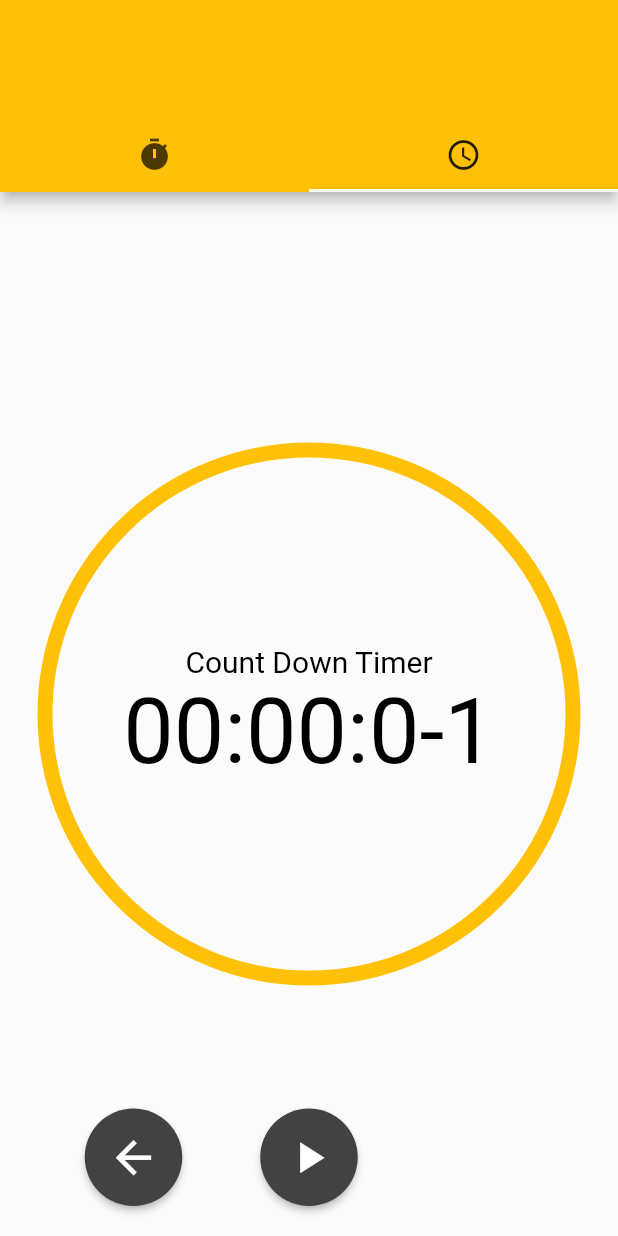
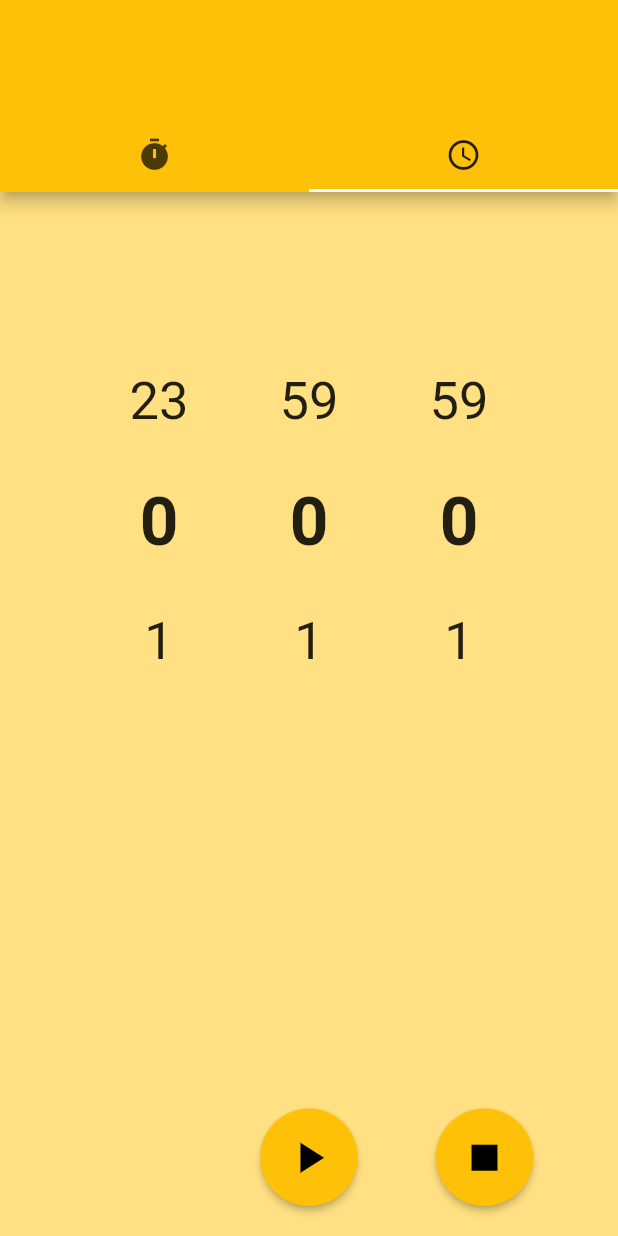
Before and after one commit to lionharrt/Stopwatch, a Flutter app: the screen it shows after launch, tab 2 chosen, after a tap on the "play arrow" icon, on a phone screen of 412 x 824 dp. Run offline on Flutter 3.47's test engine with Material 2 defaults, Android fonts, the phone set to English and light mode, and no system bars; drawn by our look-alikes of flutter_time_picker_spinner.

Commit message:
timer finished and styled

```diff
--- a/lib/stopwatch.dart
+++ b/lib/stopwatch.dart
@@ -33,12 +33,6 @@ class _StopWatchPageState extends State<StopWatchPage> {
     });
   }
 
-  // void printStopWatches() {
-  //   stopwatches.asMap().forEach((index, StopWatchWidget value) {
-  //     print('$index ${value.hashCode}');
-  //   });
-  // }
-
   void removeStopWatch(StopWatch stopwatch) {
     final int index = stopwatches.indexOf(stopwatch);
     setState(() {
@@ -54,7 +48,9 @@ class _StopWatchPageState extends State<StopWatchPage> {
 
   @override
   Widget build(BuildContext context) {
+    ThemeData themeData = Theme.of(context);
     return Scaffold(
+      backgroundColor: themeData.backgroundColor,
       body: Center(
           child: ListView.builder(
               padding: const EdgeInsets.only(
--- a/lib/timer.dart
+++ b/lib/timer.dart
@@ -14,9 +14,14 @@ class HourGlassTimerPage extends StatefulWidget {
 
 class _HourGlassTimerPageState extends State<HourGlassTimerPage>
     with TickerProviderStateMixin {
+  //-----------------Properties--------------------//
   AnimationController controller;
-  Duration duration = Duration();
+
+  Duration originalDuration = Duration();
+  Duration changingDuration = Duration();
+
   Timer timer;
+  Stopwatch nativeStopWatch;
 
   bool isStarted = false;
   bool isPaused = false;
@@ -29,96 +34,126 @@ class _HourGlassTimerPageState extends State<HourGlassTimerPage>
     super.initState();
     controller = AnimationController(
       vsync: this,
-      duration: Duration(seconds: 5),
+      duration: Duration(),
     );
   }
 
+  @override
+  void dispose() {
+    timer.cancel();
+    controller.dispose();
+    super.dispose();
+  }
+
   //-----------------Methods--------------------//
-  String formatNumber(int input) {
-    if (input <= 9) {
-      return "0$input";
-    } else if (input > 99 && input < 999) {
-      return "0$input".substring(1, 3);
-    } else if (input > 999) {
-      return "$input".substring(1, 3);
-    }
-    return "$input";
+  String formatTime() {
+    String hours = changingDuration.inHours < 10
+        ? '0${changingDuration.inHours}'
+        : '${changingDuration.inHours}';
+    String minutes = changingDuration.inMinutes % 60 < 10
+        ? '0${changingDuration.inMinutes % 60}'
+        : '${changingDuration.inMinutes % 60}';
+    String seconds = changingDuration.inSeconds % 60 < 10
+        ? '0${changingDuration.inSeconds % 60}'
+        : '${changingDuration.inSeconds % 60}';
+
+    print("$hours:$minutes:$seconds");
+    return "$hours:$minutes:$seconds";
   }
 
   void play() {
-    controller.duration = duration;
+    if (originalDuration.inSeconds >= 1) {
+      controller.duration = originalDuration;
+      // --- handle animation --- //
       if (controller.isAnimating)
         controller.stop();
       else {
         controller.reverse(
             from: controller.value == 0.0 ? 1.0 : controller.value);
       }
+      // --- handle time --- //
+      if (!isStarted) {
+        setState(() {
+          changingDuration = originalDuration;
+          isStarted = true;
+        });
+        _tick();
+      } else if (isPaused && !isFinished) {
+        setState(() {
+          isPaused = false;
+        });
+        nativeStopWatch.start();
+        _tick();
+      } else {
+        // pausing
+        setState(() {
+          nativeStopWatch.stop();
+          isPaused = true;
+        });
+        timer.cancel();
+      }
+    }
+  }
 
-    if (isPaused || !isStarted && !isFinished) {
-      isStarted = true;
-      isPaused = false;
-      timer = Timer.periodic(Duration(seconds: 1), (Timer timer) {
-        if (duration.inSeconds == 0) {
+  void repeat() {
     setState(() {
+      isFinished = false;
+    });
+    play();
+  }
+
+  void _tick() {
+    timer = Timer.periodic(Duration(milliseconds: 200), (Timer timer) {
+      // if stopwatch is not created  ? start
+      if (nativeStopWatch == null) {
+        nativeStopWatch = Stopwatch();
+        nativeStopWatch.start();
+      }
+      if (changingDuration.inMilliseconds < 250) {
+        setState(() {
+          changingDuration = Duration(
+              milliseconds: originalDuration.inMilliseconds -
+                  nativeStopWatch.elapsedMilliseconds);
           isFinished = true;
         });
         timer.cancel();
       } else {}
       setState(() {
-          duration = Duration(seconds: duration.inSeconds - 1);
+        changingDuration = Duration(
+            milliseconds: originalDuration.inMilliseconds -
+                nativeStopWatch.elapsedMilliseconds);
       });
     });
-    } else {
-      setState(() {
-        isPaused = true;
-      });
-      timer.cancel();
-    }
   }
 
-  void goBack() {
+  void stop() {
+    timer.cancel();
+    controller.reset();
+    nativeStopWatch = null;
     setState(() {
-      this.isStarted = false;
-      this.isPaused = false;
-      this.isFinished = false;
+      originalDuration = Duration();
+      changingDuration = Duration();
+      isStarted = false;
+      isPaused = false;
+      isFinished = false;
     });
   }
 
   //-----------------Widgets--------------------//
-  Widget getPlayButton() {
+  Widget getButton(IconData icon, Alignment alignment, EdgeInsets margin,
+      Function method, BuildContext context) {
+    ThemeData themeData = Theme.of(context);
+
     return Align(
-        alignment: Alignment.bottomCenter,
+        alignment: alignment,
         child: Container(
-          margin: EdgeInsets.only(bottom: 20),
+          margin: margin,
           child: RawMaterialButton(
-            onPressed: () => play(),
+            onPressed: () => method(),
             elevation: 2.0,
-            fillColor: Colors.grey[800],
-            child: Icon(
-              Icons.play_arrow,
-              size: 35.0,
-              color: Colors.white,
-            ),
-            padding: EdgeInsets.all(15.0),
-            shape: CircleBorder(),
-          ),
-        ));
-  }
-
-  Widget getBackButton() {
-    return Align(
-        alignment: Alignment.bottomLeft,
-        child: Container(
-          margin: EdgeInsets.only(left: 45, bottom: 20),
-          child: RawMaterialButton(
-            onPressed: () => {},
-            elevation: 2.0,
-            fillColor: Colors.grey[800],
-            child: Icon(
-              Icons.arrow_back,
-              size: 35.0,
-              color: Colors.white,
-            ),
+            fillColor: themeData.accentColor,
+            child:
+                Icon(icon, size: 35.0, color: themeData.accentIconTheme.color),
             padding: EdgeInsets.all(15.0),
             shape: CircleBorder(),
           ),
@@ -143,7 +178,7 @@ class _HourGlassTimerPageState extends State<HourGlassTimerPage>
               isShowSeconds: true,
               onTimeChange: (time) {
                 setState(() {
-                  duration = Duration(
+                  originalDuration = Duration(
                       hours: time.hour,
                       minutes: time.minute,
                       seconds: time.second);
@@ -181,12 +216,7 @@ class _HourGlassTimerPageState extends State<HourGlassTimerPage>
                             crossAxisAlignment: CrossAxisAlignment.center,
                             children: <Widget>[
                               Text(
-                                "Count Down Timer",
-                                style: TextStyle(
-                                    fontSize: 20.0, color: Colors.black),
-                              ),
-                              Text(
-                                "${formatNumber(duration.inHours)}:${formatNumber(duration.inMinutes)}:${formatNumber(duration.inSeconds)}",
+                                isFinished ? 'Finished' : formatTime(),
                                 style: TextStyle(
                                     fontSize: 60.0, color: Colors.black),
                               ),
@@ -204,15 +234,27 @@ class _HourGlassTimerPageState extends State<HourGlassTimerPage>
 
   @override
   Widget build(BuildContext context) {
+    ThemeData themeData = Theme.of(context);
     return Scaffold(
-        backgroundColor: Colors.white10,
+        backgroundColor: themeData.backgroundColor,
         body: AnimatedBuilder(
             animation: controller,
             builder: (context, child) => Stack(children: [
                   if (!isStarted) getTimePicker(),
                   if (isStarted) getAnimatedCountdown(context),
-                  getPlayButton(),
-                  getBackButton()
+                  if (!isFinished)
+                    getButton(
+                        controller.isAnimating ? Icons.pause : Icons.play_arrow,
+                        Alignment.bottomCenter,
+                        EdgeInsets.only(bottom: 20),
+                        play,
+                        context),
+                  if (!isFinished)
+                    getButton(Icons.stop, Alignment.bottomRight,
+                        EdgeInsets.only(right: 45, bottom: 20), stop, context),
+                  if (isFinished)
+                    getButton(Icons.replay, Alignment.bottomCenter,
+                        EdgeInsets.only(bottom: 20), repeat, context)
                 ])));
   }
 }
```
Lines whose indentation alone changed are shown as unchanged.
